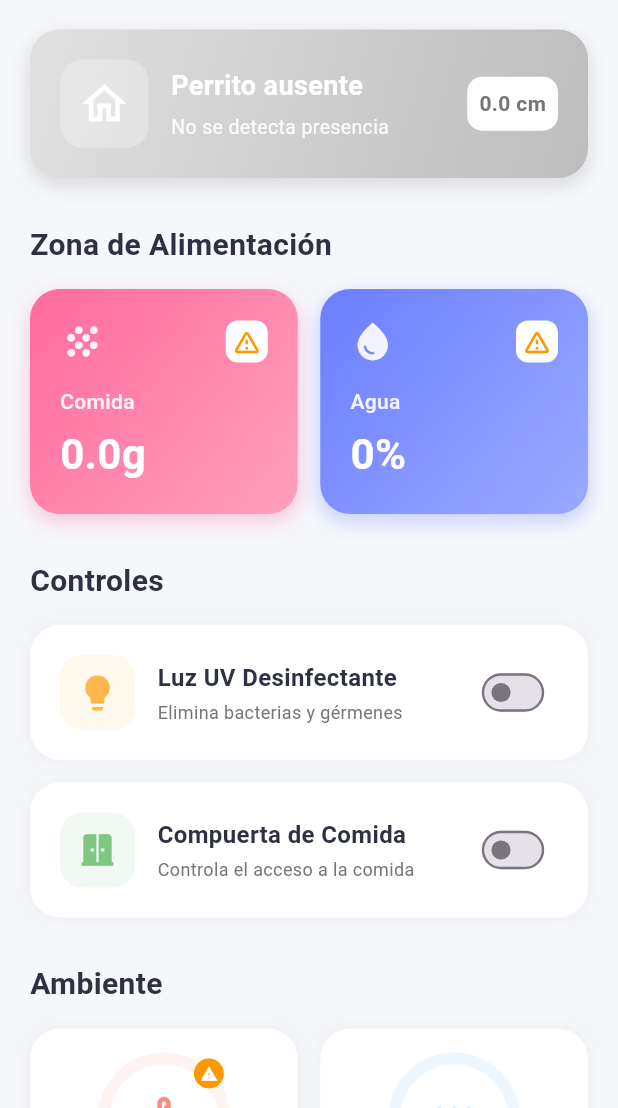
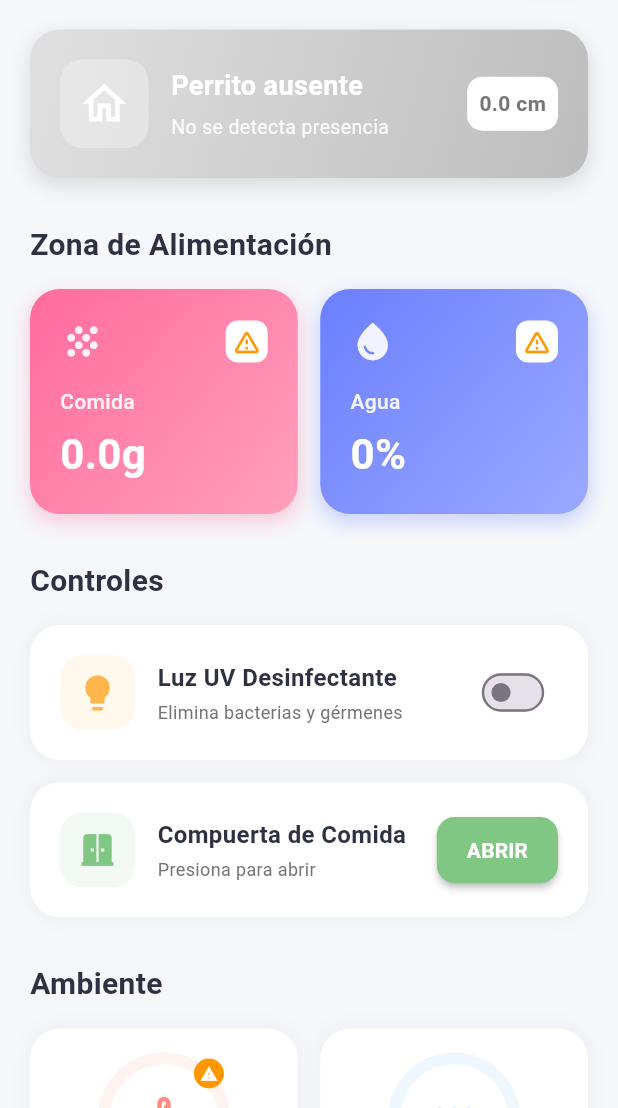
Before and after one commit to ElJhones18/Domotican, a Flutter app: the screen it shows after launch, on a phone screen of 412 x 824 dp, the part 128-1236 px from its top. Run offline on Flutter 3.47's test engine with Material 3 defaults, Android fonts, the phone set to English and light mode, and no system bars; our stand-ins replace firebase_core, firebase_database; accounts and stored records are empty; Roboto replaces fonts that are missing (Poppins).

Commit message:
Cambio a botón

```diff
--- a/lib/main.dart
+++ b/lib/main.dart
@@ -545,15 +545,11 @@ class _PetHouseDashboardState extends State<PetHouseDashboard> {
           },
         ),
         const SizedBox(height: 15),
-        _buildControlCard(
+        _buildButtonCard(
           'Compuerta de Comida',
-          'Controla el acceso a la comida',
+          'Presiona para abrir',
           Icons.door_sliding,
           const Color(0xFF81C784),
-          foodDoorOpen,
-          (value) {
-            _updateCommand('servo', value);
-          },
         ),
       ],
     );
@@ -626,6 +622,102 @@ class _PetHouseDashboardState extends State<PetHouseDashboard> {
               onChanged: onChanged,
               activeColor: color,
               activeTrackColor: color.withOpacity(0.5),
+            ),
+          ),
+        ],
+      ),
+    );
+  }
+
+  Widget _buildButtonCard(
+    String title,
+    String subtitle,
+    IconData icon,
+    Color color,
+  ) {
+    return Container(
+      padding: const EdgeInsets.all(20),
+      decoration: BoxDecoration(
+        color: Colors.white,
+        borderRadius: BorderRadius.circular(20),
+        boxShadow: [
+          BoxShadow(
+            color: Colors.grey.withOpacity(0.1),
+            spreadRadius: 1,
+            blurRadius: 10,
+          ),
+        ],
+      ),
+      child: Row(
+        children: [
+          Container(
+            width: 50,
+            height: 50,
+            decoration: BoxDecoration(
+              color: color.withOpacity(0.1),
+              borderRadius: BorderRadius.circular(15),
+            ),
+            child: Icon(
+              icon,
+              color: color,
+              size: 28,
+            ),
+          ),
+          const SizedBox(width: 15),
+          Expanded(
+            child: Column(
+              crossAxisAlignment: CrossAxisAlignment.start,
+              children: [
+                Text(
+                  title,
+                  style: const TextStyle(
+                    fontSize: 16,
+                    fontWeight: FontWeight.bold,
+                    color: Color(0xFF2D3142),
+                  ),
+                ),
+                const SizedBox(height: 3),
+                Text(
+                  subtitle,
+                  style: TextStyle(
+                    fontSize: 12,
+                    color: Colors.grey[600],
+                  ),
+                ),
+              ],
+            ),
+          ),
+          ElevatedButton(
+            onPressed: () async {
+              await _updateCommand('servo', true);
+
+              ScaffoldMessenger.of(context).showSnackBar(
+                SnackBar(
+                  content: const Text('Abriendo compuerta...'),
+                  backgroundColor: color,
+                  duration: const Duration(seconds: 2),
+                  behavior: SnackBarBehavior.floating,
+                  shape: RoundedRectangleBorder(
+                    borderRadius: BorderRadius.circular(10),
+                  ),
+                ),
+              );
+            },
+            style: ElevatedButton.styleFrom(
+              backgroundColor: color,
+              foregroundColor: Colors.white,
+              padding: const EdgeInsets.symmetric(horizontal: 20, vertical: 12),
+              shape: RoundedRectangleBorder(
+                borderRadius: BorderRadius.circular(12),
+              ),
+              elevation: 2,
+            ),
+            child: const Text(
+              'ABRIR',
+              style: TextStyle(
+                fontWeight: FontWeight.bold,
+                fontSize: 14,
+              ),
             ),
           ),
         ],
```
